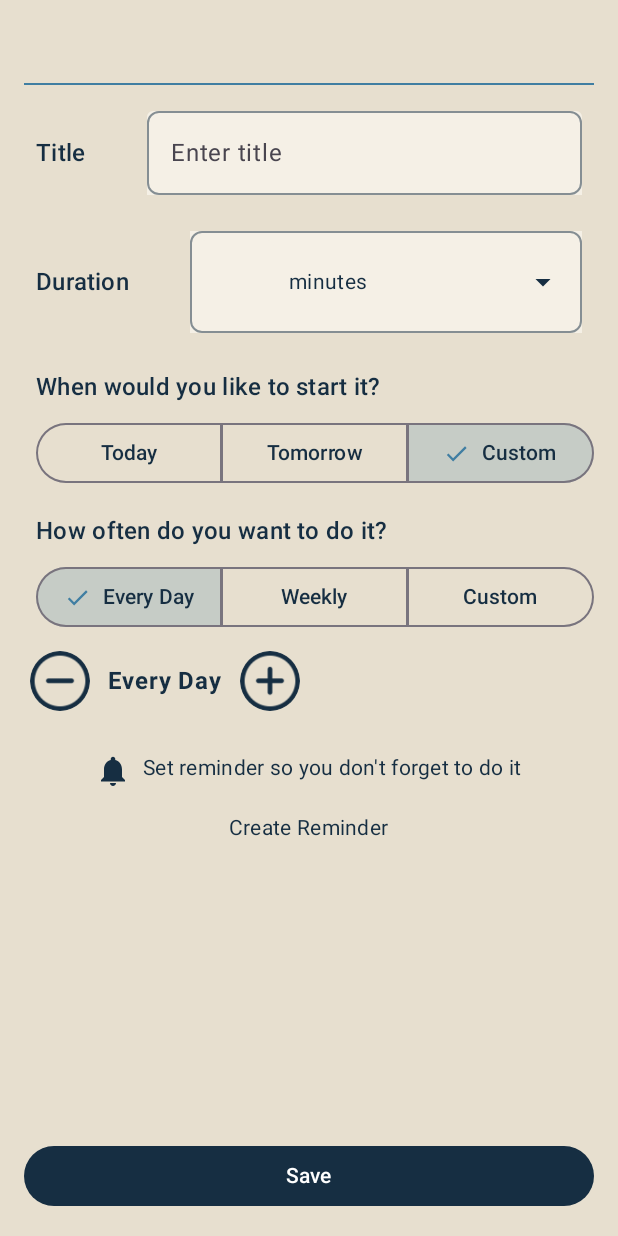
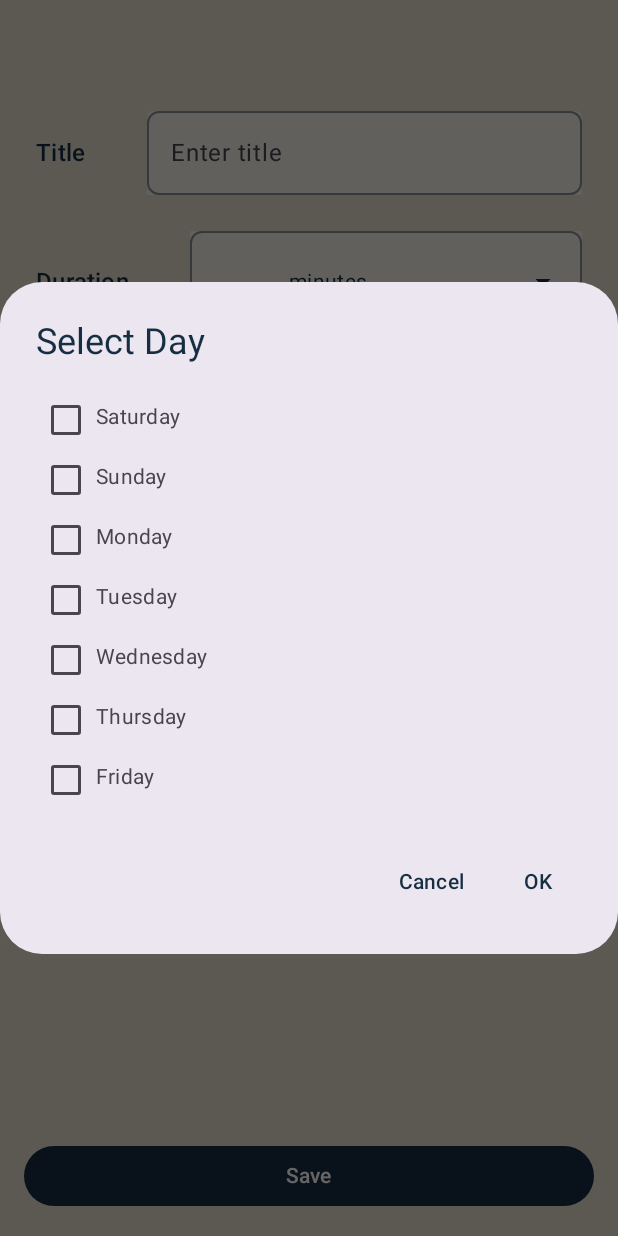
Before and after one commit to nourhan36/ITC-_ONL2_SWD4_S3_1, an Android app built with Jetpack Compose: the NewHabitSetup screen opened directly, with no data from a screen before it, after a tap on "Custom", on a phone screen of 412 x 824 dp. Run offline under Robolectric (Android 15) with nearby library versions, the light colour scheme and no system bars; our stand-ins replace Room's generated code.

Commit message:
habit date modified

```diff
--- a/app/src/main/java/com/example/itc__onl2_swd4_s3_1/ui/data/dao/UserDao.kt
+++ /dev/null
@@ -1,5 +0,0 @@
-package com.example.itc__onl2_swd4_s3_1.ui.data.dao
-
-class UserDao {
-
-}
--- a/app/src/main/java/com/example/itc__onl2_swd4_s3_1/ui/ui/newHabitSetup/NewHabitSetup.kt
+++ b/app/src/main/java/com/example/itc__onl2_swd4_s3_1/ui/ui/newHabitSetup/NewHabitSetup.kt
@@ -1,3 +1,5 @@
+@file:OptIn(ExperimentalMaterial3Api::class)
+
 package com.example.itc__onl2_swd4_s3_1.ui.ui.newHabitSetup
 
 import android.content.Intent
@@ -24,101 +26,98 @@ import androidx.compose.foundation.text.KeyboardOptions
 import androidx.compose.material.icons.Icons
 import androidx.compose.material.icons.filled.ArrowDropDown
 import androidx.compose.material.icons.filled.Notifications
+import androidx.compose.material3.AlertDialog
 import androidx.compose.material3.Button
+import androidx.compose.material3.Checkbox
 import androidx.compose.material3.DropdownMenu
 import androidx.compose.material3.DropdownMenuItem
 import androidx.compose.material3.ExperimentalMaterial3Api
 import androidx.compose.material3.Icon
-import androidx.compose.material3.IconButton
 import androidx.compose.material3.LocalTextStyle
 import androidx.compose.material3.MaterialTheme
 import androidx.compose.material3.SegmentedButton
 import androidx.compose.material3.SegmentedButtonDefaults
 import androidx.compose.material3.SingleChoiceSegmentedButtonRow
 import androidx.compose.material3.Text
+import androidx.compose.material3.TextButton
 import androidx.compose.material3.TextField
 import androidx.compose.material3.TextFieldDefaults
 import androidx.compose.runtime.Composable
 import androidx.compose.runtime.getValue
 import androidx.compose.runtime.mutableIntStateOf
+import androidx.compose.runtime.mutableStateListOf
 import androidx.compose.runtime.mutableStateOf
 import androidx.compose.runtime.remember
 import androidx.compose.runtime.setValue
 import androidx.compose.ui.Alignment
 import androidx.compose.ui.Modifier
-import androidx.compose.ui.geometry.Offset
 import androidx.compose.ui.graphics.Color
-import androidx.compose.ui.res.painterResource
-import androidx.compose.ui.res.stringArrayResource
-import androidx.compose.ui.res.stringResource
-import androidx.compose.ui.text.font.FontWeight
 import androidx.compose.ui.text.input.KeyboardType
-import androidx.compose.ui.tooling.preview.Preview
 import androidx.compose.ui.unit.dp
 import androidx.compose.ui.unit.sp
-import com.example.itc__onl2_swd4_s3_1.R
 import com.example.itc__onl2_swd4_s3_1.ui.Home.HomeScreen
 import com.example.itc__onl2_swd4_s3_1.ui.data.entity.HabitEntity
 import com.example.itc__onl2_swd4_s3_1.ui.ui.theme.ITC_ONL2_SWD4_S3_1Theme
+import androidx.compose.material3.MaterialTheme.colorScheme as colorScheme1
 
 class NewHabitSetup : ComponentActivity() {
+    enum class CustomDaySelectionType {
+        SINGLE, MULTIPLE
+    }
+
     override fun onCreate(savedInstanceState: Bundle?) {
         super.onCreate(savedInstanceState)
         val title = intent.getStringExtra("title") ?: ""
-        val context = this // استخدام context هنا
+        val context = this
 
         setContent {
             ITC_ONL2_SWD4_S3_1Theme(dynamicColor = false) {
+                var startCustomDays by remember { mutableStateOf<List<String>>(emptyList()) }
+                var repeatCustomDays by remember { mutableStateOf<List<String>>(emptyList()) }
+
                 NewHabitSetupScreen(
                     title = title,
                     viewModel = HabitViewModel(application = application),
                     onHabitSaved = {
                         val intent = Intent(context, HomeScreen::class.java)
                         context.startActivity(intent)
-                    }
+                    },
+                    onStartCustomDaySelected = { startCustomDays = it },
+                    onRepeatCustomDaysSelected = { repeatCustomDays = it }
                 )
             }
         }
     }
 }
 
-
-
 @Composable
-fun NewHabitSetupScreen(title: String, viewModel: HabitViewModel, onHabitSaved: () -> Unit) {
+fun NewHabitSetupScreen(
+    title: String,
+    viewModel: HabitViewModel,
+    onHabitSaved: () -> Unit,
+    onStartCustomDaySelected: (List<String>) -> Unit,
+    onRepeatCustomDaysSelected: (List<String>) -> Unit
+) {
     var titleText by remember { mutableStateOf("") }
     var durationValue by remember { mutableStateOf("") }
     var selectedUnit by remember { mutableStateOf("minutes") }
-    var repeatType by remember { mutableStateOf("Every Day") }
+    val repeatType by remember { mutableStateOf("Every Day") }
 
     Column(
-        modifier = Modifier
-            .fillMaxSize()
-            .background(MaterialTheme.colorScheme.background)
-            .padding(16.dp),
+        modifier = Modifier.fillMaxSize().background(colorScheme1.background).padding(16.dp),
         verticalArrangement = Arrangement.SpaceBetween,
         horizontalAlignment = Alignment.Start
     ) {
-        Column(
-            verticalArrangement = Arrangement.spacedBy(8.dp),
-            horizontalAlignment = Alignment.Start
-        ) {
-            Title(title)
-            Line()
+        Column(verticalArrangement = Arrangement.spacedBy(8.dp), horizontalAlignment = Alignment.Start) {
+            Text(text = title, fontSize = 24.sp, color = colorScheme1.primary, modifier = Modifier.padding(bottom = 8.dp))
+
+Canvas(modifier = Modifier.fillMaxWidth().height(2.dp)) {
+
+}
             HabitTitleInput(value = titleText, onValueChange = { titleText = it })
-            DurationSelector(
-                durationValue = durationValue,
-                selectedUnit = selectedUnit,
-                onDurationChange = { durationValue = it },
-                onUnitChange = { selectedUnit = it }
-            )
-            StartTimeSelector()
-            RepeatingSelector()
-            RepeatingDurationSelector(
-                selectedOption = repeatType,
-                onIncrease = {},
-                onDecrease = {}
-            )
+            DurationSelector(durationValue, selectedUnit, onDurationChange = { durationValue = it }, onUnitChange = { selectedUnit = it })
+            StartTimeSelector(onCustomDaySelected = onStartCustomDaySelected)
+            RepeatingSelector(onCustomDaysSelected = onRepeatCustomDaysSelected)
             ReminderText()
         }
         Button(
@@ -137,80 +136,140 @@ fun NewHabitSetupScreen(title: String, viewModel: HabitViewModel, onHabitSaved:
                     onHabitSaved()
                 }
             },
-            modifier = Modifier
-                .fillMaxWidth()
-                .padding(top = 30.dp)
+            modifier = Modifier.fillMaxWidth().padding(top = 30.dp)
         ) {
             Text(text = "Save")
         }
     }
 }
 
+@Composable
+fun StartTimeSelector(onCustomDaySelected: (List<String>) -> Unit) {
+    val options = listOf("Today", "Tomorrow", "Custom")
+    var showDialog by remember { mutableStateOf(false) }
 
-@Composable
-fun Title(title: String) {
-    Text(
-        text = title,
-        fontSize = 24.sp,
-        color = MaterialTheme.colorScheme.primary,
-        modifier = Modifier.padding(bottom = 8.dp)
+    SegmentButtonsSelector(
+        question = "When would you like to start it?",
+        listOptions = options,
+        isMultiSelect = false,
+        onCustomSelect = { showDialog = true }
     )
+
+    if (showDialog) {
+        CustomDaysDialog(
+            selectionType = NewHabitSetup.CustomDaySelectionType.SINGLE,
+            onDismiss = { showDialog = false },
+            onDaysSelected = onCustomDaySelected
+        )
+    }
 }
 
 @Composable
-fun Line() {
-    val lineColor = MaterialTheme.colorScheme.secondary
-    Canvas(
-        modifier = Modifier
-            .fillMaxWidth()
-            .height(2.dp)
-    ) {
-        drawLine(
-            start = Offset(x = 0f, y = 0f),
-            end = Offset(x = size.width, y = 0f),
-            color = lineColor,
-            strokeWidth = 2F
+fun RepeatingSelector(onCustomDaysSelected: (List<String>) -> Unit) {
+    val options = listOf("Every Day", "Weekly", "Custom")
+    var showDialog by remember { mutableStateOf(false) }
+
+    SegmentButtonsSelector(
+        question = "How often do you want to do it?",
+        listOptions = options,
+        isMultiSelect = true,
+        onCustomSelect = { showDialog = true }
+    )
+
+    if (showDialog) {
+        CustomDaysDialog(
+            selectionType = NewHabitSetup.CustomDaySelectionType.MULTIPLE,
+            onDismiss = { showDialog = false },
+            onDaysSelected = onCustomDaysSelected
         )
     }
 }
 
 @OptIn(ExperimentalMaterial3Api::class)
+
 @Composable
-fun HabitTitleInput(value: String, onValueChange: (String) -> Unit) {
-    Row(
-        verticalAlignment = Alignment.CenterVertically,
-        modifier = Modifier.fillMaxWidth()
-    ) {
-        Text(
-            text = "Title",
-            color = MaterialTheme.colorScheme.primary,
-            style = MaterialTheme.typography.titleMedium,
-            modifier = Modifier.padding(start = 8.dp)
-        )
-        Spacer(modifier = Modifier.width(32.dp))
-        TextField(
-            value = value,
-            onValueChange = { if (it.length <= 20) onValueChange(it) },
-            placeholder = { Text("Enter title") },
-            modifier = Modifier
-                .weight(1f)
-                .padding(8.dp)
-                .border(
-                    1.dp,
-                    MaterialTheme.colorScheme.onSurface.copy(alpha = 0.5f),
-                    RoundedCornerShape(8.dp)
-                ),
-            colors = TextFieldDefaults.textFieldColors(
-                containerColor = MaterialTheme.colorScheme.surface,
-                focusedIndicatorColor = Color.Transparent,
-                unfocusedIndicatorColor = Color.Transparent
-            ),
-            textStyle = LocalTextStyle.current.copy(color = MaterialTheme.colorScheme.onSurface)
-        )
+fun SegmentButtonsSelector(
+    question: String,
+    listOptions: List<String>,
+    isMultiSelect: Boolean,
+    onCustomSelect: ((NewHabitSetup.CustomDaySelectionType) -> Unit)? = null
+) {
+    var selectedIndex by remember { mutableIntStateOf(0) }
+
+    Column {
+        Text(text = question, color = colorScheme1.primary, style = MaterialTheme.typography.titleMedium, modifier = Modifier.padding(start = 8.dp, top = 8.dp))
+        Row(modifier = Modifier.padding(start = 8.dp, top = 8.dp)) {
+            SingleChoiceSegmentedButtonRow(modifier = Modifier.fillMaxWidth()) {
+                listOptions.forEachIndexed { index, option ->
+                    SegmentedButton(
+                        selected = index == selectedIndex,
+                        onClick = {
+                            selectedIndex = index
+                            if (option == "Custom") {
+                                onCustomSelect?.invoke(if (isMultiSelect) NewHabitSetup.CustomDaySelectionType.MULTIPLE else NewHabitSetup.CustomDaySelectionType.SINGLE)
+                            }
+                        },
+                        shape = SegmentedButtonDefaults.itemShape(index, listOptions.size),
+                        modifier = Modifier.weight(1f)
+                    ) {
+                        Text(option)
+                    }
+                }
+            }
+        }
     }
 }
 
-@OptIn(ExperimentalMaterial3Api::class)
+@Composable
+fun CustomDaysDialog(
+    selectionType: NewHabitSetup.CustomDaySelectionType,
+    onDismiss: () -> Unit,
+    onDaysSelected: (List<String>) -> Unit
+) {
+    val daysOfWeek = listOf("Saturday", "Sunday", "Monday", "Tuesday", "Wednesday", "Thursday", "Friday")
+    val selectedDays = remember { mutableStateListOf<String>() }
+
+    AlertDialog(
+        onDismissRequest = onDismiss,
+        title = { Text("Select Day${if (selectionType == NewHabitSetup.CustomDaySelectionType.MULTIPLE) "s" else ""}") },
+        text = {
+            Column {
+                daysOfWeek.forEach { day ->
+                    val isSelected = selectedDays.contains(day)
+                    Row(
+                        Modifier.fillMaxWidth().clickable {
+                            if (selectionType == NewHabitSetup.CustomDaySelectionType.SINGLE) {
+                                selectedDays.clear()
+                                selectedDays.add(day)
+                            } else {
+                                if (isSelected) selectedDays.remove(day)
+                                else selectedDays.add(day)
+                            }
+                        }.padding(8.dp)
+                    ) {
+                        Checkbox(checked = isSelected, onCheckedChange = null)
+                        Spacer(modifier = Modifier.width(8.dp))
+                        Text(day)
+                    }
+                }
+            }
+        },
+        confirmButton = {
+            TextButton(onClick = {
+                onDaysSelected(selectedDays.toList())
+                onDismiss()
+            }) {
+                Text("OK")
+            }
+        },
+        dismissButton = {
+            TextButton(onClick = onDismiss) {
+                Text("Cancel")
+            }
+        }
+    )
+}
+
 @Composable
 fun DurationSelector(
     durationValue: String,
@@ -219,29 +278,12 @@ fun DurationSelector(
     onUnitChange: (String) -> Unit
 ) {
     val timeUnits = listOf("minutes", "hours")
-
-    Row(
-        verticalAlignment = Alignment.CenterVertically,
-        modifier = Modifier.fillMaxWidth()
-    ) {
-        Text(
-            text = "Duration",
-            color = MaterialTheme.colorScheme.primary,
-            style = MaterialTheme.typography.titleMedium,
-            modifier = Modifier.padding(start = 8.dp)
-        )
+    Row(verticalAlignment = Alignment.CenterVertically, modifier = Modifier.fillMaxWidth()) {
+        Text(text = "Duration", color = colorScheme1.primary, style = MaterialTheme.typography.titleMedium, modifier = Modifier.padding(start = 8.dp))
         Spacer(modifier = Modifier.width(32.dp))
         Row(
-            modifier = Modifier
-                .weight(1f)
-                .padding(8.dp)
-                .border(
-                    1.dp,
-                    MaterialTheme.colorScheme.onSurface.copy(alpha = 0.5f),
-                    RoundedCornerShape(8.dp)
-                )
-                .background(MaterialTheme.colorScheme.surface)
-                .padding(6.dp),
+            modifier = Modifier.weight(1f).padding(8.dp).border(1.dp, colorScheme1.onSurface.copy(alpha = 0.5f), RoundedCornerShape(8.dp)).background(
+                colorScheme1.surface).padding(6.dp),
             verticalAlignment = Alignment.CenterVertically
         ) {
             TextField(
@@ -249,106 +291,11 @@ fun DurationSelector(
                 onValueChange = { if (it.all { char -> char.isDigit() } && it.length <= 2) onDurationChange(it) },
                 keyboardOptions = KeyboardOptions.Default.copy(keyboardType = KeyboardType.Number),
                 modifier = Modifier.width(50.dp),
-                colors = TextFieldDefaults.textFieldColors(
-                    containerColor = MaterialTheme.colorScheme.surface,
-                    focusedIndicatorColor = Color.Transparent,
-                    unfocusedIndicatorColor = Color.Transparent
-                ),
-                textStyle = LocalTextStyle.current.copy(color = MaterialTheme.colorScheme.onSurface)
+                colors = TextFieldDefaults.textFieldColors(containerColor = colorScheme1.surface, focusedIndicatorColor = Color.Transparent, unfocusedIndicatorColor = Color.Transparent),
+                textStyle = LocalTextStyle.current.copy(color = colorScheme1.onSurface)
             )
-
             Spacer(modifier = Modifier.width(2.dp))
-
-            TimeUnitDropdown(
-                items = timeUnits,
-                selectedItem = selectedUnit,
-                onItemSelected = onUnitChange
-            )
-        }
-    }
-}
-
-
-@Composable
-fun StartTimeSelector() {
-    val options = stringArrayResource(id = R.array.start_time_options)
-    SegmentButtonsSelector(
-        question = stringResource(id = R.string.when_would_you_like_to_start_it),
-        listOptions = options.toList()
-    )
-}
-
-@Composable
-fun RepeatingSelector() {
-    val options = stringArrayResource(id = R.array.repeat_options)
-    SegmentButtonsSelector(
-        question = stringResource(id = R.string.how_often_do_you_want_to_do_it),
-        listOptions = options.toList()
-    )
-}
-
-@OptIn(ExperimentalMaterial3Api::class)
-@Composable
-fun SegmentButtonsSelector(question: String, listOptions: List<String>) {
-    Column {
-        Text(
-            text = question,
-            color = MaterialTheme.colorScheme.primary,
-            style = MaterialTheme.typography.titleMedium,
-            modifier = Modifier.padding(start = 8.dp, top = 8.dp)
-        )
-        Row(modifier = Modifier.padding(start = 8.dp, top = 8.dp)) {
-            var selectedIndex by remember { mutableIntStateOf(0) }
-            SingleChoiceSegmentedButtonRow(modifier = Modifier.fillMaxWidth()) {
-                listOptions.forEachIndexed { index, option ->
-                    SegmentedButton(
-                        selected = index == selectedIndex,
-                        onClick = { selectedIndex = index },
-                        shape = SegmentedButtonDefaults.itemShape(
-                            index = index,
-                            count = listOptions.size
-                        ),
-                        modifier = Modifier.weight(1f)
-                    ) {
-                        Text(
-                            text = option,
-                            color = MaterialTheme.colorScheme.onSurface
-                        )
-                    }
-                }
-            }
-        }
-    }
-}
-
-@Composable
-fun RepeatingDurationSelector(selectedOption: String = "Every Day",
-                              onIncrease: () -> Unit,
-                              onDecrease: () -> Unit) {
-    Row(
-        verticalAlignment = Alignment.CenterVertically,
-        horizontalArrangement = Arrangement.spacedBy(8.dp)
-    ) {
-        IconButton(onClick = onDecrease, enabled = false) {
-            Icon(
-                painter = painterResource(id = R.drawable.ic_decrease),
-                contentDescription = "Decrease",
-                tint = MaterialTheme.colorScheme.primary
-            )
-        }
-
-        Text(
-            text = selectedOption,
-            fontWeight = FontWeight.Bold,
-            color = MaterialTheme.colorScheme.primary
-        )
-
-        IconButton(onClick = onIncrease, enabled = false) {
-            Icon(
-                painter = painterResource(id = R.drawable.ic_increase),
-                contentDescription = "Increase",
-                tint = MaterialTheme.colorScheme.primary
-            )
+            TimeUnitDropdown(items = timeUnits, selectedItem = selectedUnit, onItemSelected = onUnitChange)
         }
     }
 }
@@ -360,86 +307,54 @@ fun TimeUnitDropdown(
     onItemSelected: (String) -> Unit
 ) {
     var expanded by remember { mutableStateOf(false) }
-
     Box(modifier = Modifier.wrapContentSize()) {
         Row(
-            modifier = Modifier
-                .fillMaxWidth()
-                .clickable { expanded = true }
-                .padding(8.dp),
+            modifier = Modifier.fillMaxWidth().clickable { expanded = true }.padding(8.dp),
             verticalAlignment = Alignment.CenterVertically,
             horizontalArrangement = Arrangement.SpaceBetween
         ) {
-            Text(
-                text = selectedItem,
-                color = MaterialTheme.colorScheme.onSurface,
-                style = MaterialTheme.typography.bodyMedium
-            )
-            Icon(
-                imageVector = Icons.Default.ArrowDropDown,
-                contentDescription = "Dropdown Icon",
-                tint = MaterialTheme.colorScheme.onSurface
-            )
+            Text(text = selectedItem, color = colorScheme1.onSurface, style = MaterialTheme.typography.bodyMedium)
+            Icon(imageVector = Icons.Default.ArrowDropDown, contentDescription = "Dropdown Icon", tint = colorScheme1.onSurface)
         }
-
         DropdownMenu(
             expanded = expanded,
             onDismissRequest = { expanded = false },
-            modifier = Modifier.background(MaterialTheme.colorScheme.surface)
+            modifier = Modifier.background(colorScheme1.surface)
         ) {
             items.forEach { item ->
-                DropdownMenuItem(
-                    text = {
-                        Text(
-                            text = item,
-                            color = MaterialTheme.colorScheme.onSurface,
-                            style = MaterialTheme.typography.bodyMedium
-                        )
-                    },
-                    onClick = {
-                        onItemSelected(item)
-                        expanded = false
-                    }
-                )
+                DropdownMenuItem(text = { Text(text = item, color = colorScheme1.onSurface, style = MaterialTheme.typography.bodyMedium) }, onClick = {
+                    onItemSelected(item)
+                    expanded = false
+                })
             }
         }
     }
 }
 
 @Composable
-fun ReminderText() {
-    Column(modifier = Modifier.fillMaxWidth(),
-        horizontalAlignment = Alignment.CenterHorizontally) {
-        Row(modifier = Modifier.padding(16.dp)) {
-            Icon(
-                imageVector = Icons.Default.Notifications,
-                contentDescription = "Reminder Icon",
-                tint = MaterialTheme.colorScheme.primary
-            )
-            Spacer(modifier = Modifier.width(8.dp))
-            Text(
-                text = stringResource(id = R.string.set_reminder_so_you_dont_forget_to_do_it),
-                color = MaterialTheme.colorScheme.primary,
-                style = MaterialTheme.typography.bodyMedium,
-            )
-        }
-        Text(
-            text = stringResource(id = R.string.create_reminder),
-            color = MaterialTheme.colorScheme.primary,
-            style = MaterialTheme.typography.bodyMedium,
-            modifier = Modifier.clickable {
-
-            }
+fun HabitTitleInput(value: String, onValueChange: (String) -> Unit) {
+    Row(verticalAlignment = Alignment.CenterVertically, modifier = Modifier.fillMaxWidth()) {
+        Text(text = "Title", color = colorScheme1.primary, style = MaterialTheme.typography.titleMedium, modifier = Modifier.padding(start = 8.dp))
+        Spacer(modifier = Modifier.width(32.dp))
+        TextField(
+            value = value,
+            onValueChange = { if (it.length <= 20) onValueChange(it) },
+            placeholder = { Text("Enter title") },
+            modifier = Modifier.weight(1f).padding(8.dp).border(1.dp, colorScheme1.onSurface.copy(alpha = 0.5f), RoundedCornerShape(8.dp)),
+            colors = TextFieldDefaults.textFieldColors(containerColor = colorScheme1.surface, focusedIndicatorColor = Color.Transparent, unfocusedIndicatorColor = Color.Transparent),
+            textStyle = LocalTextStyle.current.copy(color = colorScheme1.onSurface)
         )
     }
 }
 
-
-@Preview(showBackground = true, showSystemUi = true)
 @Composable
-fun PreviewDurationSelector() {
-    val application = androidx.compose.ui.platform.LocalContext.current.applicationContext as android.app.Application
-    ITC_ONL2_SWD4_S3_1Theme(dynamicColor = false) {
-        NewHabitSetupScreen("", viewModel = HabitViewModel(application = application), onHabitSaved = { /* Add your logic here */ })
+fun ReminderText() {
+    Column(modifier = Modifier.fillMaxWidth(), horizontalAlignment = Alignment.CenterHorizontally) {
+        Row(modifier = Modifier.padding(16.dp)) {
+            Icon(imageVector = Icons.Default.Notifications, contentDescription = "Reminder Icon", tint = colorScheme1.primary)
+            Spacer(modifier = Modifier.width(8.dp))
+            Text(text = "Set reminder so you don't forget to do it", color = colorScheme1.primary, style = MaterialTheme.typography.bodyMedium)
+        }
+        Text(text = "Create Reminder", color = colorScheme1.primary, style = MaterialTheme.typography.bodyMedium, modifier = Modifier.clickable {})
     }
 }
```
Also changed, not shown: app/src/main/java/com/example/itc__onl2_swd4_s3_1/ui/data/entity/UserEntity.kt (deleted, +0 -15 lines).
